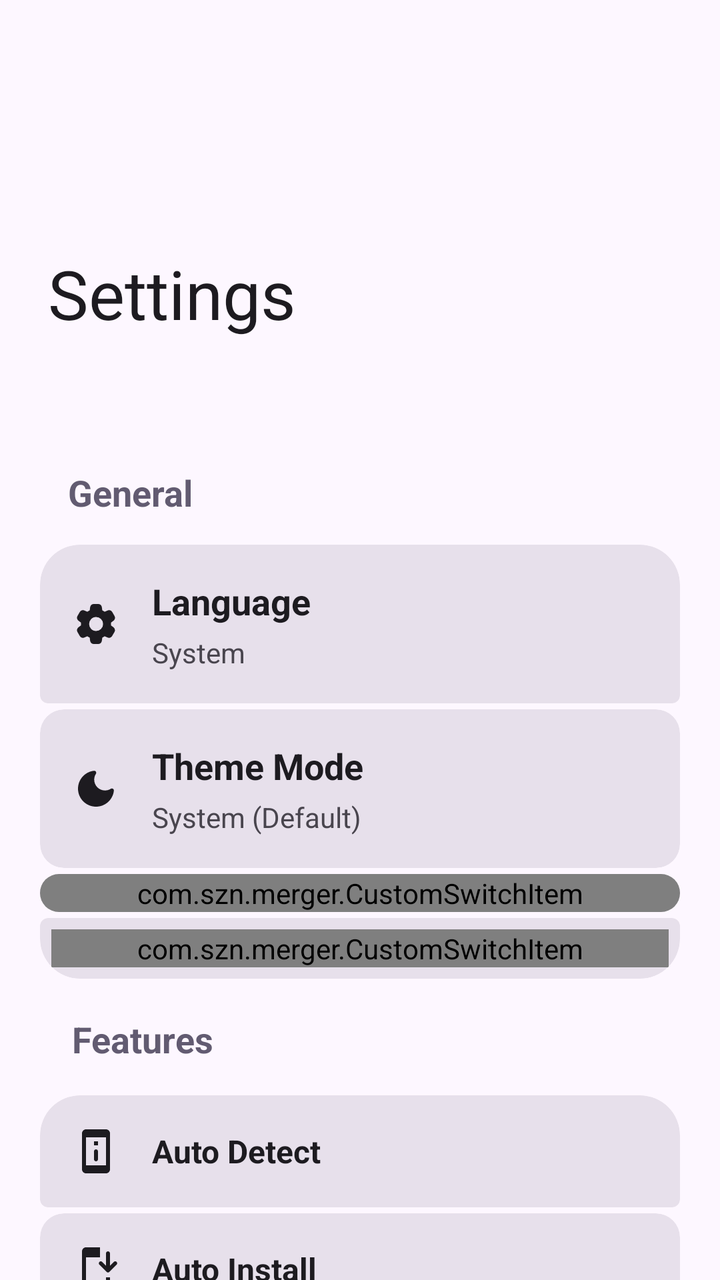
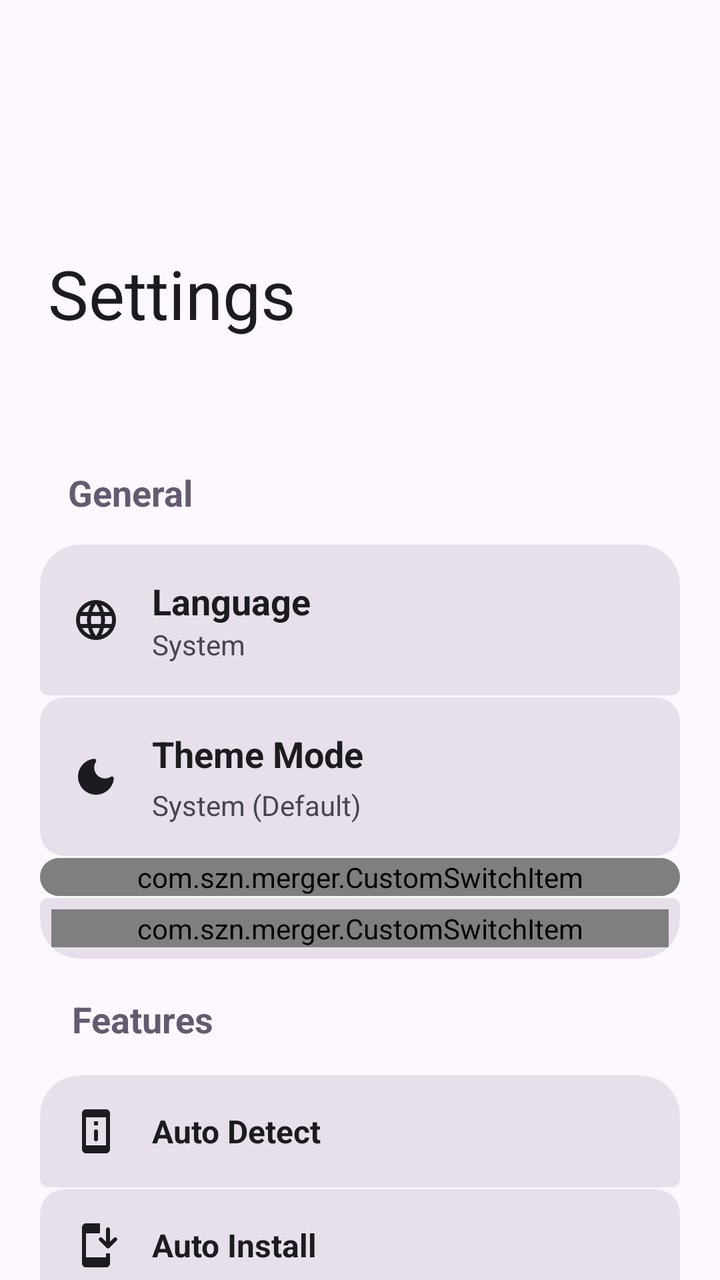

Compare the two renders of this Android layout. The source of the first and the diff that turns it into the second are given below.
<!-- AndroidManifest.xml: application theme AppTheme -->
<!-- res/layout/activity_settings.xml -->
<?xml version="1.0" encoding="utf-8"?>
<androidx.coordinatorlayout.widget.CoordinatorLayout
    xmlns:app="http://schemas.android.com/apk/res-auto"
    xmlns:android="http://schemas.android.com/apk/res/android"
    android:fillViewport="true"
    android:layout_width="match_parent"
    android:layout_height="match_parent"
    android:background="?attr/android:colorBackground">

    <com.google.android.material.appbar.AppBarLayout
        android:id="@+id/appBarLayout"
        android:fitsSystemWindows="true"
        android:layout_width="match_parent"
        android:layout_height="200dp"
        android:background="?attr/android:colorBackground"
        app:elevation="0dp"
        style="@style/Widget.Material3.AppBarLayout">

        <com.google.android.material.appbar.CollapsingToolbarLayout
            android:id="@+id/collapsingToolbar"
            android:layout_width="match_parent"
            android:layout_height="match_parent"
            app:title="@string/setting_header"
            app:expandedTitleMarginStart="24dp"
            app:expandedTitleMarginBottom="40dp"
            app:collapsedTitleGravity="center"
            app:expandedTitleGravity="bottom|start"
            app:titleCollapseMode="scale"
            android:clipChildren="false"
            android:clipToPadding="false"
            app:expandedTitleTextAppearance="@style/CustomExpandedTitle"
            app:collapsedTitleTextAppearance="@style/CustomCollapsedTitle"
            app:expandedTitleTextColor="?attr/colorOnSurface"
            app:collapsedTitleTextColor="?attr/colorOnSurface"
            app:contentScrim="?attr/android:colorBackground"
            app:layout_scrollFlags="scroll|exitUntilCollapsed|snap">

            <com.google.android.material.appbar.MaterialToolbar
                android:id="@+id/toolbar"
                android:layout_width="match_parent"
                android:layout_height="?attr/actionBarSize"
                app:backgroundTint="@android:color/transparent"
                app:layout_collapseMode="pin"
                app:contentInsetStart="0dp"
                app:contentInsetLeft="0dp"
                app:contentInsetStartWithNavigation="0dp"/>
        </com.google.android.material.appbar.CollapsingToolbarLayout>
    </com.google.android.material.appbar.AppBarLayout>

    <androidx.core.widget.NestedScrollView
        android:id="@+id/scroll"
        android:requiresFadingEdge="vertical"
        android:fadingEdgeLength="35dp"
        android:layout_width="match_parent"
        android:layout_height="match_parent"
        app:layout_behavior="@string/appbar_scrolling_view_behavior">

        <LinearLayout
            android:layout_width="match_parent"
            android:layout_height="wrap_content"
            android:padding="20dp"
            android:orientation="vertical">

            <TextView
                android:layout_width="match_parent"
                android:layout_height="wrap_content"
                android:text="@string/general_subheader"
                android:padding="14dp"
                android:textSize="18sp"
                android:textStyle="bold"
                android:textColor="?attr/colorSecondary" />

            <com.google.android.material.card.MaterialCardView
                android:id="@+id/layout_language"
                style="@style/Widget.Card.RoundedTop"
                android:layout_width="match_parent"
                android:layout_height="wrap_content"
                android:clickable="true"
                android:layout_marginBottom="3dp">

                <LinearLayout
                    android:layout_width="match_parent"
                    android:layout_height="wrap_content"
                    android:padding="16dp"
                    android:orientation="horizontal"
                    android:gravity="center_vertical">

                    <ImageView
                        android:layout_width="24dp"
                        android:layout_height="24dp"
                        android:src="@drawable/ic_setting"
                        app:tint="?attr/colorOnSurface" />

                    <LinearLayout
                        android:layout_width="0dp"
                        android:layout_height="wrap_content"
                        android:layout_weight="1"
                        android:layout_marginStart="16dp"
                        android:layout_marginEnd="16dp"
                        android:orientation="vertical">

                        <TextView
                            android:layout_width="wrap_content"
                            android:layout_height="wrap_content"
                            android:text="@string/language"
                            android:textStyle="bold"
                            android:textSize="18sp"
                            android:textColor="?attr/colorOnSurface"/>

                        <TextView
                            android:id="@+id/text_current_language"
                            android:layout_width="wrap_content"
                            android:layout_height="wrap_content"
                            android:layout_marginTop="4dp"
                            android:text="@string/language_default"
                            android:textSize="14sp"
                            android:textColor="?attr/colorOnSurfaceVariant"/>
                    </LinearLayout>
                </LinearLayout>
            </com.google.android.material.card.MaterialCardView>

            <com.google.android.material.card.MaterialCardView
                android:id="@+id/card_theme"
                style="@style/Widget.Card.FlatMiddle"
                android:clickable="true"
                android:layout_marginBottom="3dp"
                android:focusable="true">

                <LinearLayout
                    android:layout_width="match_parent"
                    android:layout_height="wrap_content"
                    android:padding="16dp"
                    android:orientation="horizontal"
                    android:gravity="center_vertical">

                    <ImageView
                        android:layout_width="24dp"
                        android:layout_height="24dp"
                        android:src="@drawable/ic_theme"
                        app:tint="?attr/colorOnSurface" />

                    <LinearLayout
                        android:layout_width="0dp"
                        android:layout_height="wrap_content"
                        android:layout_weight="1"
                        android:layout_marginStart="16dp"
                        android:layout_marginEnd="16dp"
                        android:orientation="vertical">

                        <TextView
                            android:layout_width="wrap_content"
                            android:layout_height="wrap_content"
                            android:text="@string/theme_mode"
                            android:textStyle="bold"
                            android:textSize="18sp"
                            android:textColor="?attr/colorOnSurface"/>

                        <TextView
                            android:id="@+id/text_current_theme"
                            android:layout_width="wrap_content"
                            android:layout_height="wrap_content"
                            android:layout_marginTop="4dp"
                            android:text="@string/theme_system"
                            android:textSize="14sp"
                            android:textColor="?attr/colorOnSurfaceVariant"/>
                    </LinearLayout>
                </LinearLayout>
            </com.google.android.material.card.MaterialCardView>

            
            <com.google.android.material.card.MaterialCardView
                style="@style/Widget.Card.FlatMiddle"
                android:layout_marginBottom="3dp">
                <com.szn.merger.CustomSwitchItem
                    android:id="@+id/MaterialYou"
                    android:layout_width="match_parent"
                    android:layout_height="wrap_content"
                    app:itemTitle="@string/material_you_switch"
                    app:itemIcon="@drawable/ic_material_you" />
            </com.google.android.material.card.MaterialCardView>

            
            <com.google.android.material.card.MaterialCardView
                style="@style/Widget.Card.RoundedBottom"
                android:layout_width="match_parent"
                android:layout_height="wrap_content">
                <com.szn.merger.CustomSwitchItem
                    android:id="@+id/PureBlack"
                    android:layout_width="match_parent"
                    android:layout_height="wrap_content"
                    app:itemTitle="@string/pure_black_switch"
                    app:itemIcon="@drawable/ic_pure_black" />
            </com.google.android.material.card.MaterialCardView>
            <TextView
                android:layout_width="match_parent"
                android:layout_height="wrap_content"
                android:text="@string/features"
                android:padding="16dp"
                android:textSize="18sp"
                android:textStyle="bold"
                android:textColor="?attr/colorSecondary" />

            
            <com.google.android.material.card.MaterialCardView
                android:id="@+id/AutoDevice"
                style="@style/Widget.Card.RoundedTop"
                android:layout_width="match_parent"
                android:layout_height="wrap_content"
                android:layout_marginBottom="3dp">
                <LinearLayout
                    android:layout_width="match_parent"
                    android:layout_height="wrap_content"
                    android:padding="16dp"
                    android:orientation="horizontal"
                    android:gravity="center_vertical">

                    <ImageView
                        android:layout_width="24dp"
                        android:layout_height="24dp"
                        android:src="@drawable/ic_auto_detect"
                        app:tint="?attr/colorOnSurface" />

                    <LinearLayout
                        android:layout_width="0dp"
                        android:layout_height="wrap_content"
                        android:layout_weight="1"
                        android:layout_marginStart="16dp"
                        android:layout_marginEnd="16dp"
                        android:orientation="vertical">

                        <TextView
                            android:layout_width="wrap_content"
                            android:layout_height="wrap_content"
                            android:text="@string/title_auto_detect"
                            android:textStyle="bold"
                            android:textSize="16sp"
                            android:textColor="?attr/colorOnSurface"/>
                    </LinearLayout>
                </LinearLayout>
            </com.google.android.material.card.MaterialCardView>

            <com.google.android.material.card.MaterialCardView
                android:id="@+id/AutoInstall"
                android:layout_width="match_parent"
                android:layout_height="wrap_content"
                style="@style/Widget.Card.FlatMiddle"
                android:layout_marginBottom="3dp">
                <LinearLayout
                    android:layout_width="match_parent"
                    android:layout_height="wrap_content"
                    android:padding="16dp"
                    android:orientation="horizontal"
                    android:gravity="center_vertical">

                    <ImageView
                        android:layout_width="24dp"
                        android:layout_height="24dp"
                        android:src="@drawable/ic_install"
                        app:tint="?attr/colorOnSurface" />

                    <LinearLayout
                        android:layout_width="0dp"
                        android:layout_height="wrap_content"
                        android:layout_weight="1"
                        android:layout_marginStart="16dp"
                        android:layout_marginEnd="16dp"
                        android:orientation="vertical">

                        <TextView
                            android:layout_width="wrap_content"
                            android:layout_height="wrap_content"
                            android:text="@string/title_auto_install"
                            android:textStyle="bold"
                            android:textSize="16sp"
                            android:textColor="?attr/colorOnSurface"/>
                    </LinearLayout>
                </LinearLayout>
            </com.google.android.material.card.MaterialCardView>

            <com.google.android.material.card.MaterialCardView
                android:id="@+id/Signing"
                android:layout_width="match_parent"
                android:layout_height="wrap_content"
                style="@style/Widget.Card.FlatMiddle"
                android:layout_marginBottom="3dp">
                <LinearLayout
                    android:layout_width="match_parent"
                    android:layout_height="wrap_content"
                    android:padding="16dp"
                    android:orientation="horizontal"
                    android:gravity="center_vertical">

                    <ImageView
                        android:layout_width="24dp"
                        android:layout_height="24dp"
                        android:src="@drawable/ic_sign"
                        app:tint="?attr/colorOnSurface" />

                    <LinearLayout
                        android:layout_width="0dp"
                        android:layout_height="wrap_content"
                        android:layout_weight="1"
                        android:layout_marginStart="16dp"
                        android:layout_marginEnd="16dp"
                        android:orientation="vertical">

                        <TextView
                            android:layout_width="wrap_content"
                            android:layout_height="wrap_content"
                            android:text="@string/signing_subheader"
                            android:textStyle="bold"
                            android:textSize="16sp"
                            android:textColor="?attr/colorOnSurface"/>
                    </LinearLayout>
                </LinearLayout>
            </com.google.android.material.card.MaterialCardView>

            <com.google.android.material.card.MaterialCardView
                android:id="@+id/Process"
                android:layout_width="match_parent"
                android:layout_height="wrap_content"
                style="@style/Widget.Card.RoundedBottom"
                android:layout_marginBottom="3dp">

                <LinearLayout
                    android:layout_width="match_parent"
                    android:layout_height="wrap_content"
                    android:padding="16dp"
                    android:orientation="horizontal"
                    android:gravity="center_vertical">

                    <ImageView
                        android:layout_width="24dp"
                        android:layout_height="24dp"
                        android:src="@drawable/ic_setting"
                        app:tint="?attr/colorOnSurface" />

                    <LinearLayout
                        android:layout_width="0dp"
                        android:layout_height="wrap_content"
                        android:layout_weight="1"
                        android:layout_marginStart="16dp"
                        android:layout_marginEnd="16dp"
                        android:orientation="vertical">

                        <TextView
                            android:layout_width="wrap_content"
                            android:layout_height="wrap_content"
                            android:text="@string/processing"
                            android:textStyle="bold"
                            android:textSize="16sp"
                            android:textColor="?attr/colorOnSurface" />
                    </LinearLayout>
                </LinearLayout>
            </com.google.android.material.card.MaterialCardView>
            <TextView
                android:layout_width="match_parent"
                android:layout_height="wrap_content"
                android:text="@string/built_by"
                android:gravity="center"
                android:textSize="13sp"
                android:textColor="?attr/colorOnSurfaceVariant"
                android:alpha="0.6"
                android:layout_marginTop="32dp"
                android:layout_marginBottom="16dp" />
        </LinearLayout>
    </androidx.core.widget.NestedScrollView>
</androidx.coordinatorlayout.widget.CoordinatorLayout>
<!-- resources referenced by this layout -->
<resources>
  <!-- drawable ic_setting (drawable) -->
  <vector xmlns:android="http://schemas.android.com/apk/res/android"
      android:width="24dp"
      android:height="24dp"
      android:viewportWidth="960"
      android:viewportHeight="960">
    <path
        android:pathData="M433,880q-27,0 -46.5,-18T363,818l-9,-66q-13,-5 -24.5,-12T307,725l-62,26q-25,11 -50,2t-39,-32l-47,-82q-14,-23 -8,-49t27,-43l53,-40q-1,-7 -1,-13.5v-27q0,-6.5 1,-13.5l-53,-40q-21,-17 -27,-43t8,-49l47,-82q14,-23 39,-32t50,2l62,26q11,-8 23,-15t24,-12l9,-66q4,-26 23.5,-44t46.5,-18h94q27,0 46.5,18t23.5,44l9,66q13,5 24.5,12t22.5,15l62,-26q25,-11 50,-2t39,32l47,82q14,23 8,49t-27,43l-53,40q1,7 1,13.5v27q0,6.5 -2,13.5l53,40q21,17 27,43t-8,49l-48,82q-14,23 -39,32t-50,-2l-60,-26q-11,8 -23,15t-24,12l-9,66q-4,26 -23.5,44T527,880h-94ZM482,620q58,0 99,-41t41,-99q0,-58 -41,-99t-99,-41q-59,0 -99.5,41T342,480q0,58 40.5,99t99.5,41Z"
        android:fillColor="#000000"/>
  </vector>
  <string name="built_by">Built with 🤍 by szn</string>
  <string name="features">Features</string>
  <string name="general_subheader">General</string>
  <string name="language">Language</string>
  <string name="language_default">System</string>
  <string name="processing">Processing</string>
  <string name="pure_black_switch">Pure Black</string>
  <string name="setting_header">Settings</string>
  <string name="signing_subheader">Signing</string>
  <string name="theme_mode">Theme Mode</string>
  <color name="md_theme_primary">#65558F</color>
  <color name="md_theme_onPrimary">#FFFFFF</color>
  <color name="md_theme_secondary">#625B71</color>
  <color name="md_theme_onSecondary">#FFFFFF</color>
  <color name="md_theme_tertiary">#7E5260</color>
  <color name="md_theme_onTertiary">#FFFFFF</color>
  <color name="md_theme_error">#BA1A1A</color>
  <color name="md_theme_onError">#FFFFFF</color>
  <color name="md_theme_background">#FDF7FF</color>
  <color name="md_theme_onBackground">#1D1B20</color>
  <color name="md_theme_surface">#FDF7FF</color>
  <color name="md_theme_onSurface">#1D1B20</color>
  <color name="md_theme_outline">#7A757F</color>
  <!-- unchanged entries left out for length: 32 -->
</resources>

<!-- the commit's change to res/layout/activity_settings.xml (unified diff, before → after) -->
@@ -75,20 +75,19 @@
                 style="@style/Widget.Card.RoundedTop"
                 android:layout_width="match_parent"
                 android:layout_height="wrap_content"
-                android:clickable="true"
-                android:layout_marginBottom="3dp">
-
-                <LinearLayout
-                    android:layout_width="match_parent"
-                    android:layout_height="wrap_content"
-                    android:padding="16dp"
-                    android:orientation="horizontal"
-                    android:gravity="center_vertical">
-
-                    <ImageView
-                        android:layout_width="24dp"
-                        android:layout_height="24dp"
-                        android:src="@drawable/ic_setting"
+                android:layout_marginBottom="1dp">
+
+                <LinearLayout
+                    android:layout_width="match_parent"
+                    android:layout_height="wrap_content"
+                    android:padding="16dp"
+                    android:orientation="horizontal"
+                    android:gravity="center_vertical">
+
+                    <ImageView
+                        android:layout_width="24dp"
+                        android:layout_height="24dp"
+                        android:src="@drawable/ic_language"
                         app:tint="?attr/colorOnSurface" />
 
                     <LinearLayout
@@ -111,7 +110,6 @@
                             android:id="@+id/text_current_language"
                             android:layout_width="wrap_content"
                             android:layout_height="wrap_content"
-                            android:layout_marginTop="4dp"
                             android:text="@string/language_default"
                             android:textSize="14sp"
                             android:textColor="?attr/colorOnSurfaceVariant"/>
@@ -123,7 +121,7 @@
                 android:id="@+id/card_theme"
                 style="@style/Widget.Card.FlatMiddle"
                 android:clickable="true"
-                android:layout_marginBottom="3dp"
+                android:layout_marginBottom="1dp"
                 android:focusable="true">
 
                 <LinearLayout
@@ -170,7 +168,7 @@
             
             <com.google.android.material.card.MaterialCardView
                 style="@style/Widget.Card.FlatMiddle"
-                android:layout_marginBottom="3dp">
+                android:layout_marginBottom="1dp">
                 <com.szn.merger.CustomSwitchItem
                     android:id="@+id/MaterialYou"
                     android:layout_width="match_parent"
@@ -206,7 +204,7 @@
                 style="@style/Widget.Card.RoundedTop"
                 android:layout_width="match_parent"
                 android:layout_height="wrap_content"
-                android:layout_marginBottom="3dp">
+                android:layout_marginBottom="1dp">
                 <LinearLayout
                     android:layout_width="match_parent"
                     android:layout_height="wrap_content"
@@ -244,7 +242,7 @@
                 android:layout_width="match_parent"
                 android:layout_height="wrap_content"
                 style="@style/Widget.Card.FlatMiddle"
-                android:layout_marginBottom="3dp">
+                android:layout_marginBottom="1dp">
                 <LinearLayout
                     android:layout_width="match_parent"
                     android:layout_height="wrap_content"
@@ -282,7 +280,7 @@
                 android:layout_width="match_parent"
                 android:layout_height="wrap_content"
                 style="@style/Widget.Card.FlatMiddle"
-                android:layout_marginBottom="3dp">
+                android:layout_marginBottom="1dp">
                 <LinearLayout
                     android:layout_width="match_parent"
                     android:layout_height="wrap_content"
@@ -320,19 +318,19 @@
                 android:layout_width="match_parent"
                 android:layout_height="wrap_content"
                 style="@style/Widget.Card.RoundedBottom"
-                android:layout_marginBottom="3dp">
-
-                <LinearLayout
-                    android:layout_width="match_parent"
-                    android:layout_height="wrap_content"
-                    android:padding="16dp"
-                    android:orientation="horizontal"
-                    android:gravity="center_vertical">
-
-                    <ImageView
-                        android:layout_width="24dp"
-                        android:layout_height="24dp"
-                        android:src="@drawable/ic_setting"
+                android:layout_marginBottom="1dp">
+
+                <LinearLayout
+                    android:layout_width="match_parent"
+                    android:layout_height="wrap_content"
+                    android:padding="16dp"
+                    android:orientation="horizontal"
+                    android:gravity="center_vertical">
+
+                    <ImageView
+                        android:layout_width="24dp"
+                        android:layout_height="24dp"
+                        android:src="@drawable/ic_process"
                         app:tint="?attr/colorOnSurface" />
 
                     <LinearLayout
<!-- resource entries referenced after the edit -->
@@ -1,13 +1,23 @@
 <!-- resources referenced by this layout -->
 <resources>
-  <!-- drawable ic_setting (drawable) -->
+  <!-- drawable ic_language (drawable) -->
   <vector xmlns:android="http://schemas.android.com/apk/res/android"
       android:width="24dp"
       android:height="24dp"
       android:viewportWidth="960"
       android:viewportHeight="960">
     <path
-        android:pathData="M433,880q-27,0 -46.5,-18T363,818l-9,-66q-13,-5 -24.5,-12T307,725l-62,26q-25,11 -50,2t-39,-32l-47,-82q-14,-23 -8,-49t27,-43l53,-40q-1,-7 -1,-13.5v-27q0,-6.5 1,-13.5l-53,-40q-21,-17 -27,-43t8,-49l47,-82q14,-23 39,-32t50,2l62,26q11,-8 23,-15t24,-12l9,-66q4,-26 23.5,-44t46.5,-18h94q27,0 46.5,18t23.5,44l9,66q13,5 24.5,12t22.5,15l62,-26q25,-11 50,-2t39,32l47,82q14,23 8,49t-27,43l-53,40q1,7 1,13.5v27q0,6.5 -2,13.5l53,40q21,17 27,43t-8,49l-48,82q-14,23 -39,32t-50,-2l-60,-26q-11,8 -23,15t-24,12l-9,66q-4,26 -23.5,44T527,880h-94ZM482,620q58,0 99,-41t41,-99q0,-58 -41,-99t-99,-41q-59,0 -99.5,41T342,480q0,58 40.5,99t99.5,41Z"
+        android:pathData="M325,848.5q-73,-31.5 -127.5,-86t-86,-127.5Q80,562 80,479.5t31.5,-155q31.5,-72.5 86,-127t127.5,-86Q398,80 480.5,80t155,31.5q72.5,31.5 127,86t86,127Q880,397 880,479.5T848.5,635q-31.5,73 -86,127.5t-127,86Q563,880 480.5,880T325,848.5ZM480,798q26,-36 45,-75t31,-83L404,640q12,44 31,83t45,75ZM376,782q-18,-33 -31.5,-68.5T322,640L204,640q29,50 72.5,87t99.5,55ZM584,782q56,-18 99.5,-55t72.5,-87L638,640q-9,38 -22.5,73.5T584,782ZM170,560h136q-3,-20 -4.5,-39.5T300,480q0,-21 1.5,-40.5T306,400L170,400q-5,20 -7.5,39.5T160,480q0,21 2.5,40.5T170,560ZM386,560h188q3,-20 4.5,-39.5T580,480q0,-21 -1.5,-40.5T574,400L386,400q-3,20 -4.5,39.5T380,480q0,21 1.5,40.5T386,560ZM654,560h136q5,-20 7.5,-39.5T800,480q0,-21 -2.5,-40.5T790,400L654,400q3,20 4.5,39.5T660,480q0,21 -1.5,40.5T654,560ZM638,320h118q-29,-50 -72.5,-87T584,178q18,33 31.5,68.5T638,320ZM404,320h152q-12,-44 -31,-83t-45,-75q-26,36 -45,75t-31,83ZM204,320h118q9,-38 22.5,-73.5T376,178q-56,18 -99.5,55T204,320Z"
+        android:fillColor="#000000"/>
+  </vector>
+  <!-- drawable ic_process (drawable) -->
+  <vector xmlns:android="http://schemas.android.com/apk/res/android"
+      android:width="24dp"
+      android:height="24dp"
+      android:viewportWidth="960"
+      android:viewportHeight="960">
+    <path
+        android:pathData="M222,420q-12,-5 -22.5,-10.5T178,396l-29,9q-13,4 -25.5,-1T104,388l-8,-14q-7,-12 -5,-26t13,-23l22,-19q-2,-13 -2,-26t2,-26l-22,-19q-11,-9 -13,-22.5t5,-25.5l9,-15q7,-11 19,-16t25,-1l29,9q11,-8 21.5,-13.5T222,140l6,-29q3,-14 13.5,-22.5T266,80h16q14,0 24.5,9t13.5,23l6,28q12,5 22.5,10.5T370,164l29,-9q13,-4 25.5,1t19.5,16l8,14q7,12 5,26t-13,23l-22,19q2,13 2,26t-2,26l22,19q11,9 13,22.5t-5,25.5l-9,15q-7,11 -19,16t-25,1l-29,-9q-11,8 -21.5,13.5T326,420l-6,29q-3,14 -13.5,22.5T282,480h-16q-14,0 -24.5,-9T228,448l-6,-28ZM330.5,336.5Q354,313 354,280t-23.5,-56.5Q307,200 274,200t-56.5,23.5Q194,247 194,280t23.5,56.5Q241,360 274,360t56.5,-23.5ZM574,836q-17,-6 -31.5,-14.5T514,802l-38,12q-18,6 -36,-0.5T412,790l-11,-19q-10,-17 -7,-36.5t18,-32.5l30,-26q-2,-18 -2,-36t2,-36l-30,-27q-15,-13 -18,-32t7,-36l11,-19q10,-17 28,-23.5t36,-0.5l38,12q14,-11 28.5,-19.5T574,444l9,-41q4,-19 18.5,-31t34.5,-12h24q20,0 34.5,12t18.5,31l9,41q17,6 31.5,14.5T782,478l38,-12q18,-6 36,0.5t28,23.5l11,19q10,17 7,36.5T884,578l-30,26q2,18 2,36t-2,36l30,27q15,13 18,32t-7,36l-11,19q-10,17 -28,23.5t-36,0.5l-38,-12q-14,11 -28.5,19.5T722,836l-9,41q-4,19 -18.5,31T660,920h-24q-20,0 -34.5,-12T583,877l-9,-41ZM648,760q50,0 85,-35t35,-85q0,-50 -35,-85t-85,-35q-50,0 -85,35t-35,85q0,50 35,85t85,35Z"
         android:fillColor="#000000"/>
   </vector>
   <string name="built_by">Built with 🤍 by szn</string>
